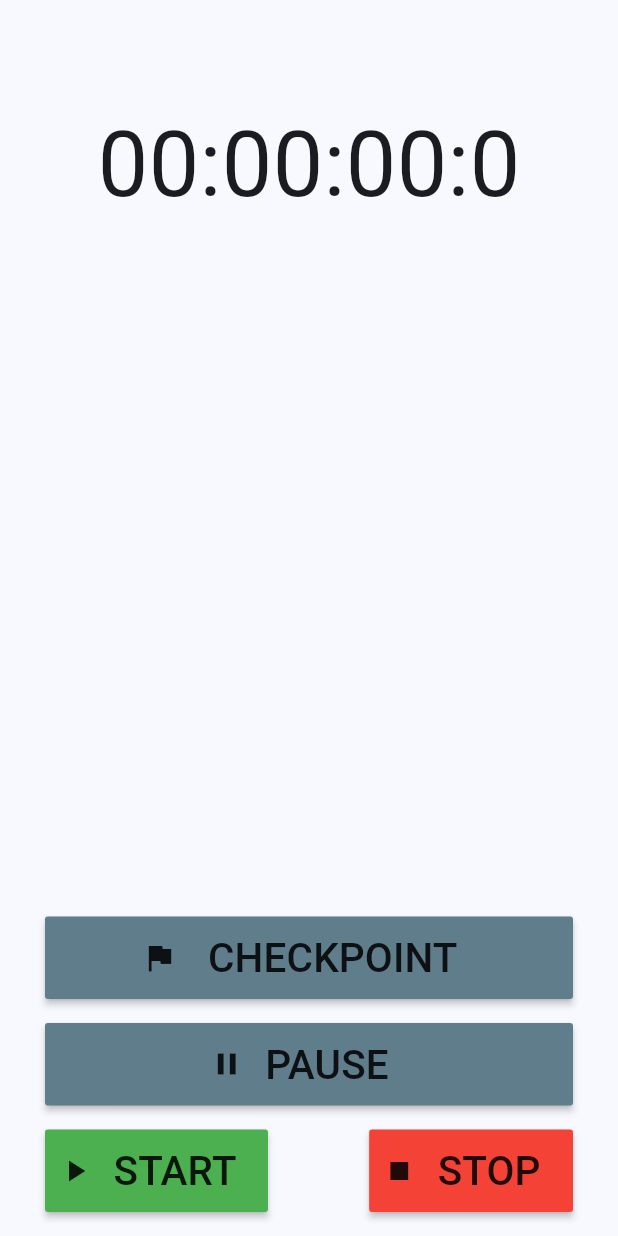
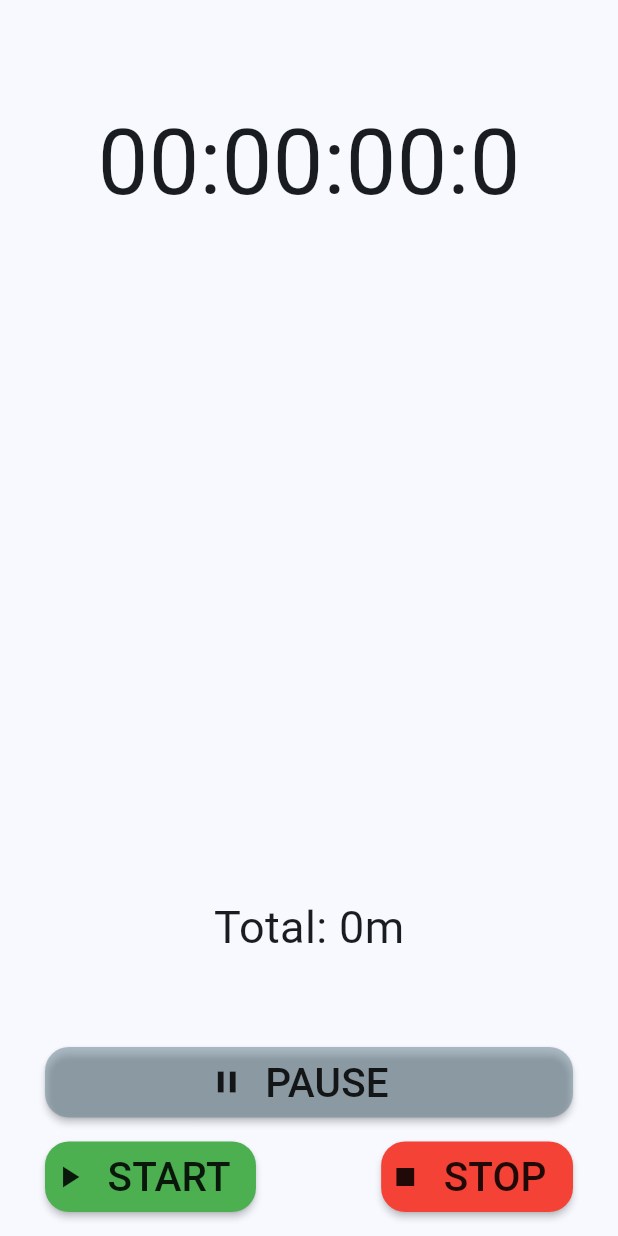
Before and after one commit to koloiyolo/fitness_app, a Flutter app: the StopWatchTimerPage widget shown alone on an empty page, opened directly, on a phone screen of 412 x 824 dp. Run offline on Flutter 3.47's test engine with Material 2 defaults, Android fonts, the phone set to English and light mode, and no system bars; our stand-ins replace geolocator, hive, hive_flutter; accounts and stored records are empty.

Commit message:
integrated stopwatch with distance

```diff
--- a/lib/imports.dart
+++ b/lib/imports.dart
@@ -4,6 +4,7 @@ export 'package:flutter/material.dart';
 //export 'dart:convert';
 export 'dart:async';
 export 'package:hive/hive.dart';
+export 'package:geolocator/geolocator.dart';
 
 
 //custom widgets
@@ -13,6 +14,7 @@ export '../widgets/build_text.dart';
 //custom objects
 export 'package:fitness_app/objects/stopwatch.dart';
 export '../objects/useful_functions.dart';
+export 'package:fitness_app/objects/checkpoint.dart';
 
 //important pages
 export 'main.dart';
--- a/lib/main.dart
+++ b/lib/main.dart
@@ -9,7 +9,7 @@ late Box stopwatches;
 Future<void> main() async {
   await Hive.initFlutter();
   await Hive.openBox('user');
-  stopwatches = await Hive.openBox('stopwatches');
+  stopwatches = await Hive.openBox('running');
   user = Hive.box('user');
 
   runApp(const MyApp());
@@ -20,7 +20,6 @@ class MyApp extends StatelessWidget {
 
   @override
   Widget build(BuildContext context) {
-
     return MaterialApp(
         debugShowCheckedModeBanner: false,
         theme: ThemeData(
--- /dev/null
+++ b/lib/objects/checkpoint.dart
@@ -0,0 +1,14 @@
+class Checkpoint
+{
+  double longitude;
+  double latitude;
+  double distance;
+  String time;
+
+  Checkpoint({
+    required this.longitude,
+    required this.latitude,
+    required this.time,
+    required this.distance
+  });
+}
--- a/lib/objects/useful_functions.dart
+++ b/lib/objects/useful_functions.dart
@@ -1,3 +1,5 @@
+import 'package:fitness_app/imports.dart';
+
 String convMinSecHour(int toConvert) {
   return (toConvert < 10) ? '0$toConvert' : '$toConvert';
 }
@@ -27,3 +29,10 @@ String dateToString(DateTime datetime) {
                                               ? '${datetime.day} November ${datetime.year}'
                                               : '${datetime.day} December ${datetime.year}';
 }
+double sumOfDistance(List<Checkpoint> checkpoints){
+  double sum = 0;
+  for(Checkpoint checkpoint in checkpoints){
+    sum += checkpoint.distance;
+  }
+  return sum;
+}
--- a/lib/screens/stopwatchtimer.dart
+++ b/lib/screens/stopwatchtimer.dart
@@ -1,5 +1,4 @@
 import 'package:fitness_app/imports.dart';
-
 
 // time vars
 int hours = 0;
@@ -15,7 +14,15 @@ String decisecondsStr = '0';
 
 late Timer stopwatch;
 bool isStarted = false;
-List<String> checkpoints = [];
+
+late bool positionGranted = true;
+late Position lastPosition;
+late Position currentPosition;
+List<Checkpoint> locationCheckpoints = [];
+const LocationSettings locationSettings = LocationSettings(
+  accuracy: LocationAccuracy.high,
+  distanceFilter: 50,
+);
 
 class StopWatchTimerPage extends StatefulWidget {
   const StopWatchTimerPage({super.key});
@@ -26,47 +33,69 @@ class StopWatchTimerPage extends StatefulWidget {
 
 class _StopWatchTimerPageState extends State<StopWatchTimerPage> {
   @override
+  void initState() {
+    super.initState();
+    getLocationPermission();
+  }
+
+  final StreamSubscription<Position> positionStream =
+      Geolocator.getPositionStream(locationSettings: locationSettings)
+          .listen((Position? position) {
+    if (position != null) {
+      currentPosition = position;
+      print(position.latitude);
+    }
+  });
+
+  @override
   Widget build(BuildContext context) {
     return Column(
       mainAxisAlignment: MainAxisAlignment.spaceEvenly,
       children: [
-        const Expanded(flex: 1, child: SizedBox()),
+        const Expanded(
+          flex: 1,
+          child: SizedBox(),
+        ),
         Padding(
           padding: const EdgeInsets.all(24.0),
           child: BuildText(
               text: '$hoursStr:$minutesStr:$secondsStr:$decisecondsStr',
               size: 4),
         ),
-        const Expanded(flex: 1, child: SizedBox()),
+        const Expanded(
+          flex: 1,
+          child: SizedBox(),
+        ),
         Expanded(
           flex: 8,
           child: ListView.builder(
-              itemCount: checkpoints.length,
+            itemCount: locationCheckpoints.length,
             itemBuilder: (context, index) => Center(
               child: BuildText(
-                      text: '${index+1}. ${checkpoints[index]}', size: 1.8)),
-            )),
-        const Expanded(flex: 1, child: SizedBox()),
-        Padding(
-          padding: const EdgeInsets.only(left: 30, right: 30),
-          child: MaterialButton(
-              color: Colors.blueGrey,
-              padding: const EdgeInsets.all(8),
-              onPressed: newCheckpoint,
-              child: Row(
-                mainAxisAlignment: MainAxisAlignment.center,
-                children: const [
-                  Icon(Icons.flag),
-                  BuildText(text: '   CHECKPOINT  ', size: 1.8)
-                ],
-              )),
+                  text: '${locationCheckpoints[index].time}. ${locationCheckpoints[index].distance.round()} m',
+                  size: 1.5),
+            ),
+          ),
+        ),
+        const Expanded(
+          flex: 1,
+          child: SizedBox(),
+        ),
+        BuildText(text: 'Total: ${sumOfDistance(locationCheckpoints).round()}m', size: 2),
+        const Expanded(
+          flex: 1,
+          child: SizedBox(),
         ),
         Padding(
           padding:
               const EdgeInsets.only(left: 30, right: 30, bottom: 16, top: 16),
           child: MaterialButton(
+            visualDensity: VisualDensity.comfortable,
             padding: const EdgeInsets.all(8),
-              color: Colors.blueGrey,
+            shape: RoundedRectangleBorder(
+              borderRadius: BorderRadius.circular(16),
+            ),
+            color: const Color.fromARGB(125, 96, 125, 139),
             onPressed: stopWatchPause,
             child: Row(
               mainAxisAlignment: MainAxisAlignment.center,
@@ -74,7 +103,8 @@ class _StopWatchTimerPageState extends State<StopWatchTimerPage> {
                 Icon(Icons.pause),
                 BuildText(text: '  PAUSE  ', size: 1.8)
               ],
-              )),
+            ),
+          ),
         ),
         Padding(
           padding: const EdgeInsets.only(left: 30, right: 30, bottom: 16),
@@ -82,7 +112,11 @@ class _StopWatchTimerPageState extends State<StopWatchTimerPage> {
             mainAxisAlignment: MainAxisAlignment.spaceBetween,
             children: [
               MaterialButton(
+                visualDensity: VisualDensity.comfortable,
                 padding: const EdgeInsets.all(8),
+                shape: RoundedRectangleBorder(
+                  borderRadius: BorderRadius.circular(16),
+                ),
                 color: Colors.green,
                 onPressed: stopWatchStart,
                 child: Row(
@@ -91,9 +125,14 @@ class _StopWatchTimerPageState extends State<StopWatchTimerPage> {
                     Icon(Icons.play_arrow),
                     BuildText(text: '  START  ', size: 1.8)
                   ],
-                  )),
+                ),
+              ),
               MaterialButton(
+                visualDensity: VisualDensity.comfortable,
                 padding: const EdgeInsets.all(8),
+                shape: RoundedRectangleBorder(
+                  borderRadius: BorderRadius.circular(16),
+                ),
                 color: Colors.red,
                 onPressed: stopWatchStop,
                 child: Row(
@@ -102,7 +141,8 @@ class _StopWatchTimerPageState extends State<StopWatchTimerPage> {
                     Icon(Icons.stop),
                     BuildText(text: '  STOP  ', size: 1.8)
                   ],
-                  )),
+                ),
+              ),
             ],
           ),
         ),
@@ -113,7 +153,12 @@ class _StopWatchTimerPageState extends State<StopWatchTimerPage> {
   void stopWatchStart() {
     isStarted = true;
     stopwatch = Timer.periodic(const Duration(milliseconds: 100), (timer) {
+      if ((seconds % 30 == 0) && deciseconds == 0 && positionGranted) {
+        newCheckpoint();
+      }
+
       // time vars
+      deciseconds++;
       if (minutes == 59 && seconds == 59 && deciseconds == 9) {
         hours++;
         minutes = 0;
@@ -124,11 +169,10 @@ class _StopWatchTimerPageState extends State<StopWatchTimerPage> {
         seconds = 0;
         deciseconds = 0;
       }
-      if (deciseconds == 9) {
+      if (deciseconds == 10) {
         seconds++;
         deciseconds = 0;
       }
-      deciseconds++;
 
       //time to str vars
       hoursStr = convMinSecHour(hours);
@@ -138,8 +182,6 @@ class _StopWatchTimerPageState extends State<StopWatchTimerPage> {
       setState(() {});
     });
   }
-
-
 
   void stopWatchPause() {
     if (isStarted) {
@@ -154,12 +196,16 @@ class _StopWatchTimerPageState extends State<StopWatchTimerPage> {
     if (minutes != 0 || seconds != 0 || deciseconds != 0 || hours != 0) {
       isStarted = false;
       stopwatch.cancel();
-      stopWatchList.add(StopWatch(
+      stopWatchList.add(
+        StopWatch(
           hours: hours,
           minutes: minutes,
           seconds: seconds,
           deciseconds: deciseconds,
-          date: DateTime.now()));
+          date: DateTime.now(),
+          checkpoints: locationCheckpoints
+        ),
+      );
       hours = 0;
       minutes = 0;
       seconds = 0;
@@ -168,14 +214,49 @@ class _StopWatchTimerPageState extends State<StopWatchTimerPage> {
       minutesStr = convMinSecHour(minutes);
       secondsStr = convMinSecHour(seconds);
       decisecondsStr = '$deciseconds';
+      locationCheckpoints = [];
       setState(() {});
     }
   }
 
   void newCheckpoint() {
-    if(isStarted){
-     checkpoints.add('$hoursStr:$minutesStr:$secondsStr:$decisecondsStr');
+    if (locationCheckpoints.isEmpty) {
+      locationCheckpoints.add(
+        Checkpoint(
+            longitude: currentPosition.longitude,
+            latitude: currentPosition.latitude,
+            time: '00:00:00:0',
+            distance: 0),
+      );
+    } else {
+      locationCheckpoints.add(
+        Checkpoint(
+          longitude: currentPosition.longitude - lastPosition.longitude,
+          latitude: currentPosition.latitude - lastPosition.latitude,
+          time: '$hoursStr:$minutesStr:$secondsStr:$decisecondsStr',
+          distance: Geolocator.distanceBetween(
+              lastPosition.latitude,
+              lastPosition.longitude,
+              currentPosition.latitude,
+              currentPosition.longitude),
+        ),
+      );
+    }
+    lastPosition = currentPosition;
+  }
 }
 
+Future<void> getLocationPermission() async {
+  var _permissionGranted = await Geolocator.checkPermission();
+
+  if (_permissionGranted != LocationPermission.always ||
+      _permissionGranted != LocationPermission.whileInUse) {
+    await Geolocator.requestPermission();
   }
+
+  if (_permissionGranted != LocationPermission.always ||
+      _permissionGranted != LocationPermission.whileInUse) {
+    positionGranted = false;
   }
+  positionGranted = true;
+}
--- a/pubspec.yaml
+++ b/pubspec.yaml
@@ -37,6 +37,7 @@ dependencies:
   cupertino_icons: ^1.0.2
   hive: ^2.2.3
   hive_flutter: ^1.1.0
+  geolocator:
 
 dev_dependencies:
   flutter_test:
```
Also changed, not shown: lib/app_scaffold.dart (+3 -6 lines), lib/objects/stopwatch.dart (+33 -17 lines), lib/screens/splash.dart (+6 -4 lines), lib/screens/stopwatchlist.dart (+15 -7 lines), pubspec.lock, 1 other file. Lines whose indentation alone changed are shown as unchanged.
